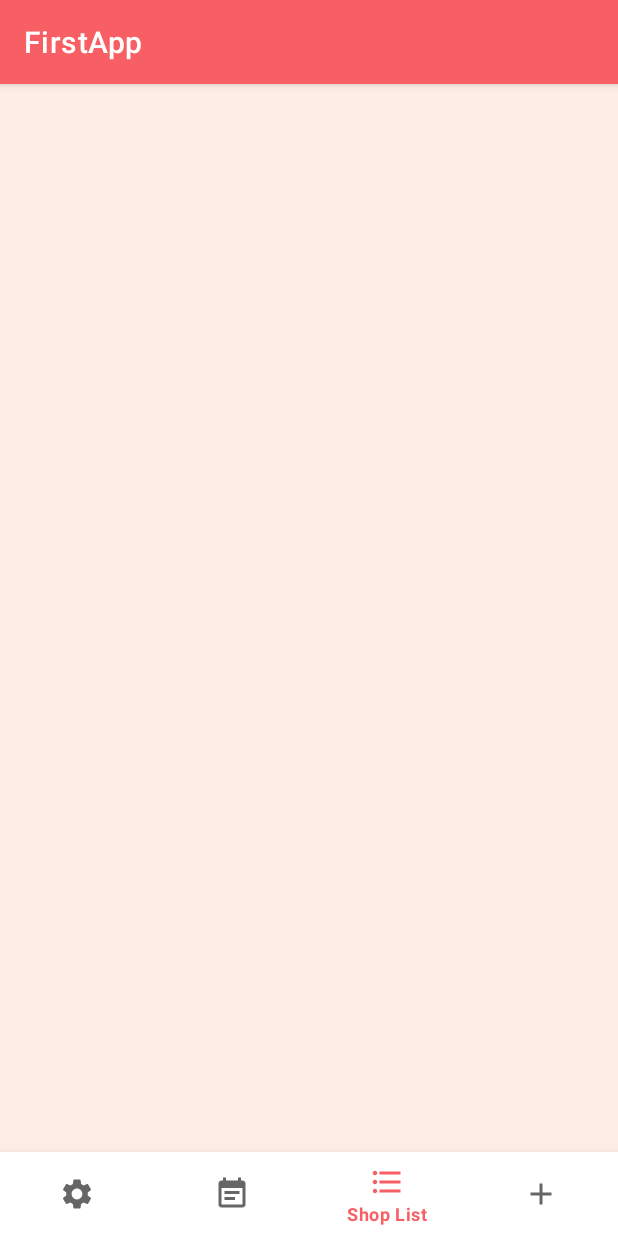
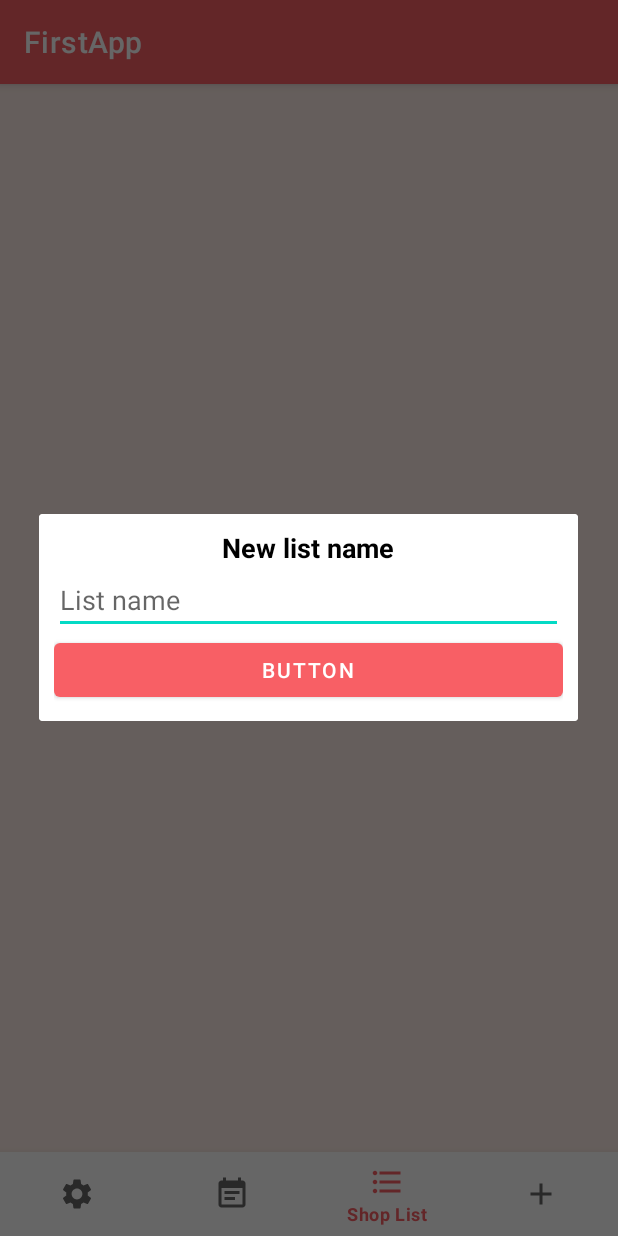
Before and after one commit to Nekit120/FirstApp, an Android app: the screen it shows after launch (MainActivity), item 3 of the bottom bar chosen, on a phone screen of 412 x 824 dp. Run offline under Robolectric (Android 15) with nearby library versions, the phone set to English and light mode, and no system bars.

Commit message:
Create NewListDialog

```diff
--- a/app/src/main/java/com/example/firstapp/activities/MainActivity.kt
+++ b/app/src/main/java/com/example/firstapp/activities/MainActivity.kt
@@ -5,10 +5,11 @@ import android.os.Bundle
 import android.widget.Toast
 import com.example.firstapp.R
 import com.example.firstapp.databinding.ActivityMainBinding
+import com.example.firstapp.dialogs.NewListDialog
 import com.example.firstapp.fragments.FragmentManager
 import com.example.firstapp.fragments.NoteFragment
 
-class MainActivity : AppCompatActivity() {
+class MainActivity : AppCompatActivity(), NewListDialog.listener {
     lateinit var bind : ActivityMainBinding
     override fun onCreate(savedInstanceState: Bundle?) {
         super.onCreate(savedInstanceState)
@@ -36,6 +37,7 @@ class MainActivity : AppCompatActivity() {
                 }
 
                 R.id.shopList -> {
+                    NewListDialog.showDialog(   this,this)
                     val toast = Toast.makeText(applicationContext, "shopList",Toast.LENGTH_SHORT)
                     toast.show()
                 }
@@ -44,4 +46,8 @@ class MainActivity : AppCompatActivity() {
             true
         }
     }
+
+    override fun onClick(name: String) {
+        TODO("Not yet implemented")
+    }
 }
--- /dev/null
+++ b/app/src/main/java/com/example/firstapp/dialogs/NewListDialog.kt
@@ -0,0 +1,32 @@
+package com.example.firstapp.dialogs
+
+import android.app.AlertDialog
+import android.content.Context
+import android.view.LayoutInflater
+import com.example.firstapp.databinding.NewListDialogBinding
+import com.example.firstapp.db.NoteAdapter
+
+object NewListDialog {
+    fun showDialog(context: Context,listener: listener){
+        var dialog :AlertDialog? = null
+        val builder = AlertDialog.Builder(context)
+        val bind = NewListDialogBinding.inflate(LayoutInflater.from(context))
+        builder.setView(bind.root)
+        bind.apply {
+            val listName = edNewListName.text.toString()
+            bCreate.setOnClickListener{
+                if(listName.isNotEmpty()){
+                    listener.onClick(listName)
+                }
+                dialog?.dismiss()
+            }
+        }
+        dialog = builder.create()
+        dialog.window?.setBackgroundDrawable(null)
+        dialog.show()
+    }
+
+    interface listener {
+        fun onClick(name: String)
+    }
+}
--- /dev/null
+++ b/app/src/main/res/layout/new_list_dialog.xml
@@ -0,0 +1,46 @@
+<?xml version="1.0" encoding="utf-8"?>
+<androidx.constraintlayout.widget.ConstraintLayout xmlns:android="http://schemas.android.com/apk/res/android"
+    xmlns:app="http://schemas.android.com/apk/res-auto"
+    android:layout_width="match_parent"
+    android:layout_height="wrap_content">
+
+    <androidx.cardview.widget.CardView
+        android:layout_width="0dp"
+        android:layout_height="wrap_content"
+        app:layout_constraintBottom_toBottomOf="parent"
+        app:layout_constraintEnd_toEndOf="parent"
+        app:layout_constraintStart_toStartOf="parent"
+        app:layout_constraintTop_toTopOf="parent">
+
+        <LinearLayout
+            android:layout_width="match_parent"
+            android:layout_height="match_parent"
+            android:orientation="vertical"
+            android:padding="10dp">
+
+            <TextView
+                android:id="@+id/textView"
+                android:layout_width="match_parent"
+                android:layout_height="wrap_content"
+                android:gravity="center"
+                android:text="@string/new_list"
+                android:textColor="@color/black"
+                android:textSize="18sp"
+                android:textStyle="bold" />
+
+            <EditText
+                android:id="@+id/edNewListName"
+                android:layout_width="match_parent"
+                android:layout_height="wrap_content"
+                android:ems="10"
+                android:hint="@string/list_name"
+                android:inputType="textPersonName" />
+
+            <Button
+                android:id="@+id/bCreate"
+                android:layout_width="match_parent"
+                android:layout_height="wrap_content"
+                android:text="Button" />
+        </LinearLayout>
+    </androidx.cardview.widget.CardView>
+</androidx.constraintlayout.widget.ConstraintLayout>
--- a/app/src/main/res/values/strings.xml
+++ b/app/src/main/res/values/strings.xml
@@ -8,4 +8,6 @@
     <string name="hello_blank_fragment">Hello blank fragment</string>
     <string name="title_hint">Title</string>
     <string name="description_hint">Description</string>
+    <string name="new_list">New list name</string>
+    <string name="list_name">List name</string>
 </resources>
```
Also changed, not shown: 1 other file.
